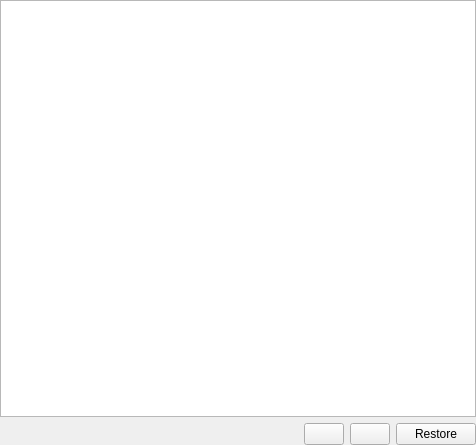
albertlauncher/plugins, file websearch/src/configwidget.ui: the form before one commit.
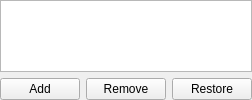
The form after the commit. Icons and pictures are not drawn.

Commit message: [ws] Fix missing button text

Diff of the .ui file:
```diff
--- a/websearch/src/configwidget.ui
+++ b/websearch/src/configwidget.ui
@@ -2,14 +2,6 @@
 <ui version="4.0">
  <class>ConfigWidget</class>
  <widget class="QWidget" name="ConfigWidget">
-  <property name="geometry">
-   <rect>
-    <x>0</x>
-    <y>0</y>
-    <width>476</width>
-    <height>445</height>
-   </rect>
-  </property>
   <layout class="QVBoxLayout" name="verticalLayout">
    <property name="leftMargin">
     <number>0</number>
@@ -80,17 +72,15 @@
      </item>
      <item>
       <widget class="QPushButton" name="pushButton_new">
-       <property name="icon">
-        <iconset theme="list-add">
-         <normaloff>.</normaloff>.</iconset>
+       <property name="text">
+        <string>Add</string>
        </property>
       </widget>
      </item>
      <item>
       <widget class="QPushButton" name="pushButton_remove">
-       <property name="icon">
-        <iconset theme="list-remove">
-         <normaloff>.</normaloff>.</iconset>
+       <property name="text">
+        <string>Remove</string>
        </property>
       </widget>
      </item>
```
